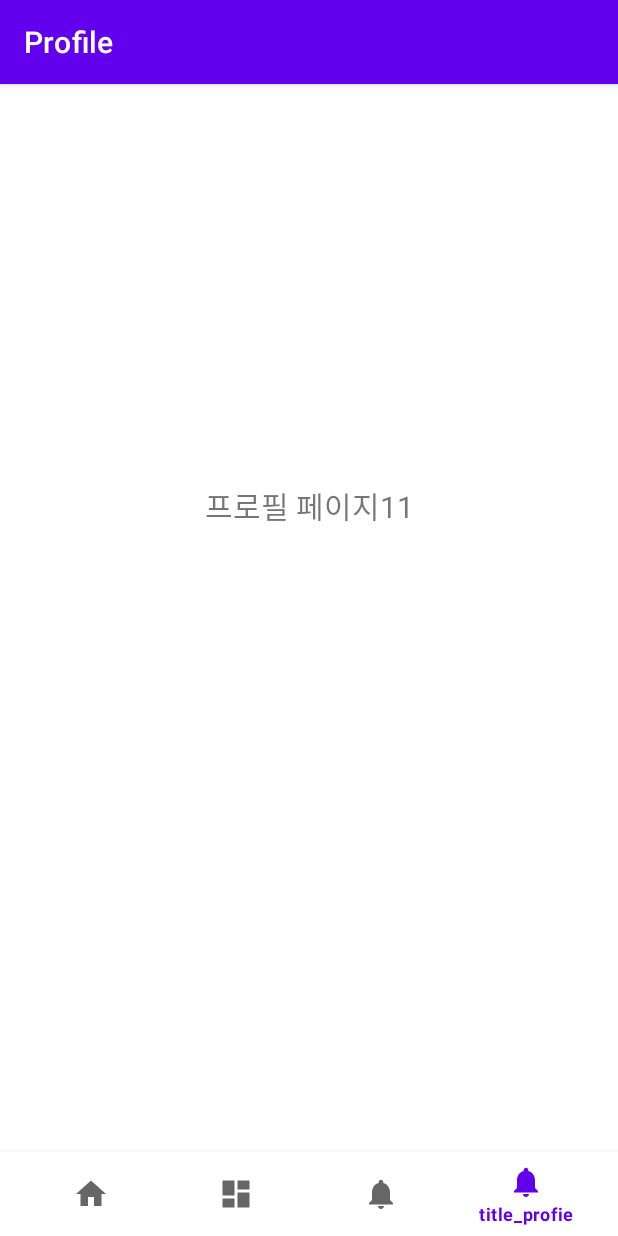
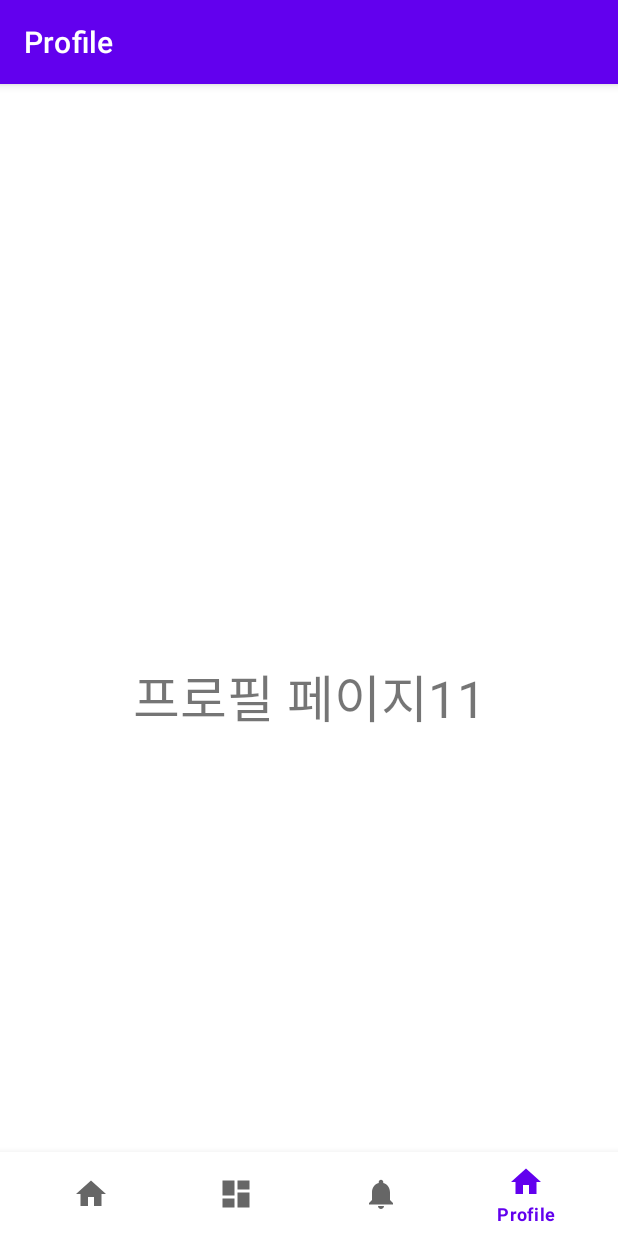
Before and after one commit to seungjin-le/kotlinTestApp, an Android app: the ProFileFragment screen opened through its navigation route, on a phone screen of 412 x 824 dp. Run offline under Robolectric (Android 15) with nearby library versions, the phone set to English and light mode, and no system bars; our stand-ins replace navigation-ui.

Commit message:
이거 디자인 방법이 너무 신박하네

```diff
--- a/app/src/main/res/layout/fragment_profile.xml
+++ b/app/src/main/res/layout/fragment_profile.xml
@@ -4,6 +4,7 @@
     xmlns:tools="http://schemas.android.com/tools"
     android:layout_width="match_parent"
     android:layout_height="match_parent"
+    android:contextClickable="true"
     tools:context=".ui.profile.ProFileFragment">
 
     <TextView
@@ -14,10 +15,11 @@
         android:layout_marginTop="8dp"
         android:layout_marginEnd="8dp"
         android:textAlignment="center"
-        android:textSize="20sp"
+        android:textSize="34sp"
         app:layout_constraintBottom_toBottomOf="parent"
         app:layout_constraintEnd_toEndOf="parent"
+        app:layout_constraintHorizontal_bias="1.0"
         app:layout_constraintStart_toStartOf="parent"
         app:layout_constraintTop_toTopOf="parent"
-        app:layout_constraintVertical_bias="0.3" />
+        app:layout_constraintVertical_bias="0.488" />
 </androidx.constraintlayout.widget.ConstraintLayout>
--- a/app/src/main/res/menu/bottom_nav_menu.xml
+++ b/app/src/main/res/menu/bottom_nav_menu.xml
@@ -17,6 +17,6 @@
         android:title="@string/title_notifications" />
     <item
         android:id="@+id/navigation_profile"
-        android:icon="@drawable/ic_notifications_black_24dp"
-        android:title="title_profie" />
+        android:icon="@drawable/ic_home_black_24dp"
+        android:title="@string/title_profile" />
 </menu>
--- a/app/src/main/res/navigation/mobile_navigation.xml
+++ b/app/src/main/res/navigation/mobile_navigation.xml
@@ -25,6 +25,6 @@
     <fragment
         android:id="@+id/navigation_profile"
         android:name="com.example.kotilintestapp.ui.profile.ProFileFragment"
-        android:label="Profile"
+        android:label="@string/title_profile"
         tools:layout="@layout/fragment_profile" />
 </navigation>
--- a/app/src/main/res/values/strings.xml
+++ b/app/src/main/res/values/strings.xml
@@ -3,4 +3,5 @@
     <string name="title_home">Home</string>
     <string name="title_dashboard">Dashboard</string>
     <string name="title_notifications">Notifications</string>
+    <string name="title_profile">Profile</string>
 </resources>
```
Also changed, not shown: app/src/main/res/xml/backup_rules.xml (+3 -11 lines), app/src/main/res/xml/data_extraction_rules.xml (+3 -15 lines).
